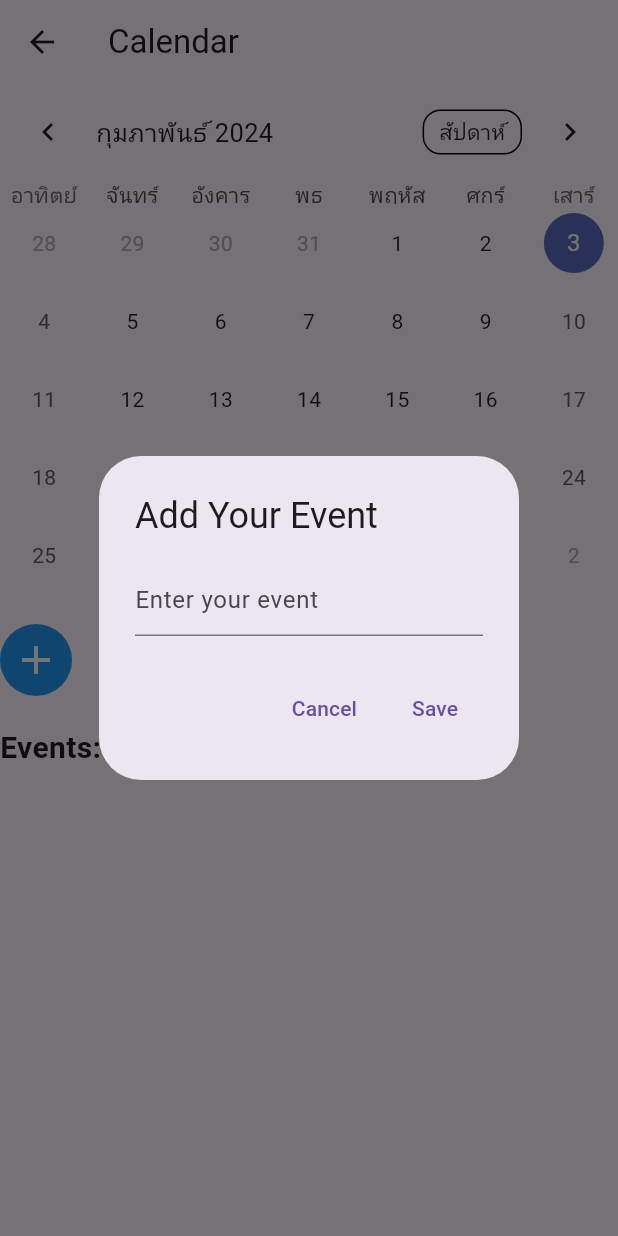
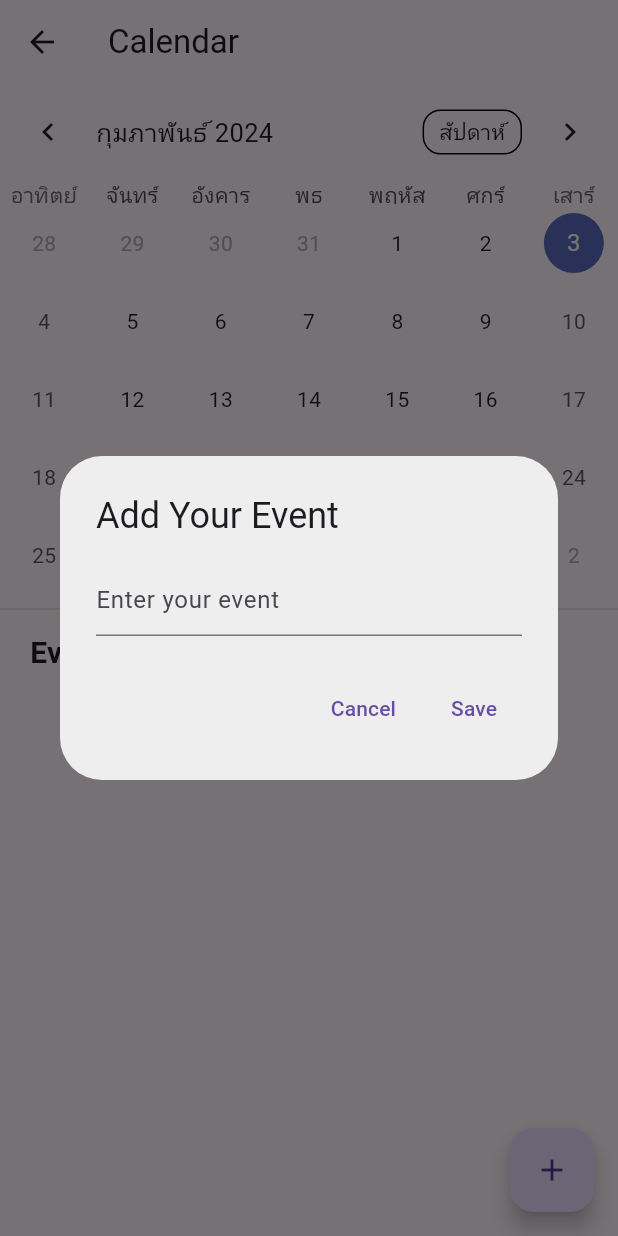
Before and after one commit to s6352410011/Care_Patient, a Flutter app: the CalendarUI screen opened directly, after a tap on the "add" icon, on a phone screen of 412 x 824 dp. Run offline on Flutter 3.47's test engine with Material 3 defaults, Android fonts, the phone set to English and light mode, and no system bars; drawn by our look-alikes of table_calendar; our stand-ins replace animate_do.

Commit message:
calendar

```diff
--- a/lib/page/calendar.dart
+++ b/lib/page/calendar.dart
@@ -48,8 +48,11 @@ class _CalendarUIState extends State<CalendarUI> {
       context: context,
       builder: (BuildContext context) {
         return AlertDialog(
+          backgroundColor: Colors.grey[200], // กำหนดสีพื้นหลังของ AlertDialog
           title: Text('Add Your Event'),
-          content: TextFormField(
+          content: Container(
+            width: 300,
+            child: TextFormField(
               controller: _eventController,
               decoration: InputDecoration(
                 hintText: 'Enter your event',
@@ -57,6 +60,7 @@ class _CalendarUIState extends State<CalendarUI> {
               onSaved: (value) {
                 // Save the value entered by the user (currently not used)
               },
+            ),
           ),
           actions: <Widget>[
             TextButton(
@@ -102,6 +106,10 @@ class _CalendarUIState extends State<CalendarUI> {
       appBar: AppBar(
         title: Text('Calendar'),
       ),
+      floatingActionButton: FloatingActionButton(
+        onPressed: _addEvent,
+        child: Icon(Icons.add),
+      ),
       body: SingleChildScrollView(
         child: Column(
           crossAxisAlignment: CrossAxisAlignment.start,
@@ -138,25 +146,17 @@ class _CalendarUIState extends State<CalendarUI> {
                 _focusedDay = focusedDay;
               },
             ),
-            SizedBox(height: 20),
-            Ink(
-              decoration: ShapeDecoration(
-                color: Colors.blue,
-                shape: CircleBorder(),
+            Divider(
+              height: 20.0, // กำหนดความสูงของเส้นขั้น
+              color: Colors.grey[300], // สีของเส้นขั้น
             ),
-              child: IconButton(
-                onPressed: _addEvent,
-                icon: Icon(Icons.add),
-                iconSize: 32,
-                color: Colors.white,
+            Padding(
+              padding: const EdgeInsets.only(left: 20, top: 5),
+              child: Text(
+                'Events :',
+                style: TextStyle(fontSize: 20, fontWeight: FontWeight.bold),
               ),
             ),
-            SizedBox(height: 20),
-            Text(
-              'Events:',
-              style: TextStyle(fontSize: 20, fontWeight: FontWeight.bold),
-            ),
-            SizedBox(height: 10),
             Column(
               crossAxisAlignment: CrossAxisAlignment.start,
               children: _events.entries.map((entry) {
@@ -165,19 +165,23 @@ class _CalendarUIState extends State<CalendarUI> {
                     crossAxisAlignment: CrossAxisAlignment.start,
                     children: [
                       Padding(
-                        padding: const EdgeInsets.symmetric(vertical: 4),
-                        child: Text(
-                          DateFormat('dd-MM-yyyy').format(entry.key),
-                          style: TextStyle(fontWeight: FontWeight.bold),
-                        ),
-                      ),
-                      ListView.builder(
+                        padding: const EdgeInsets.all(8.0),
+                        child: Card(
+                          color: _selectedDay == entry.key
+                              ? Colors.grey[300]
+                              : Colors.transparent,
+                          child: ListView.builder(
                             shrinkWrap: true,
                             itemCount: entry.value.length,
                             itemBuilder: (context, index) {
                               final event = entry.value[index];
                               return ListTile(
-                            title: Text(event),
+                                title: Text(
+                                  event,
+                                  style: TextStyle(
+                                    fontSize: 20, // ปรับขนาดตัวอักษรตามต้องการ
+                                  ),
+                                ),
                                 trailing: Row(
                                   mainAxisSize: MainAxisSize.min,
                                   children: [
@@ -216,9 +220,11 @@ class _CalendarUIState extends State<CalendarUI> {
                                                             .text.isNotEmpty) {
                                                       setState(() {
                                                         final updatedEvent =
-                                                        _eventController.text;
+                                                            _eventController
+                                                                .text;
                                                         _events[_selectedDay]![
-                                                        index] = updatedEvent;
+                                                                index] =
+                                                            updatedEvent;
                                                       });
                                                     }
                                                     // Clear the text field and close the dialog
@@ -275,6 +281,8 @@ class _CalendarUIState extends State<CalendarUI> {
                               );
                             },
                           ),
+                        ),
+                      ),
                     ],
                   );
                 } else {
```
Lines whose indentation alone changed are shown as unchanged.
